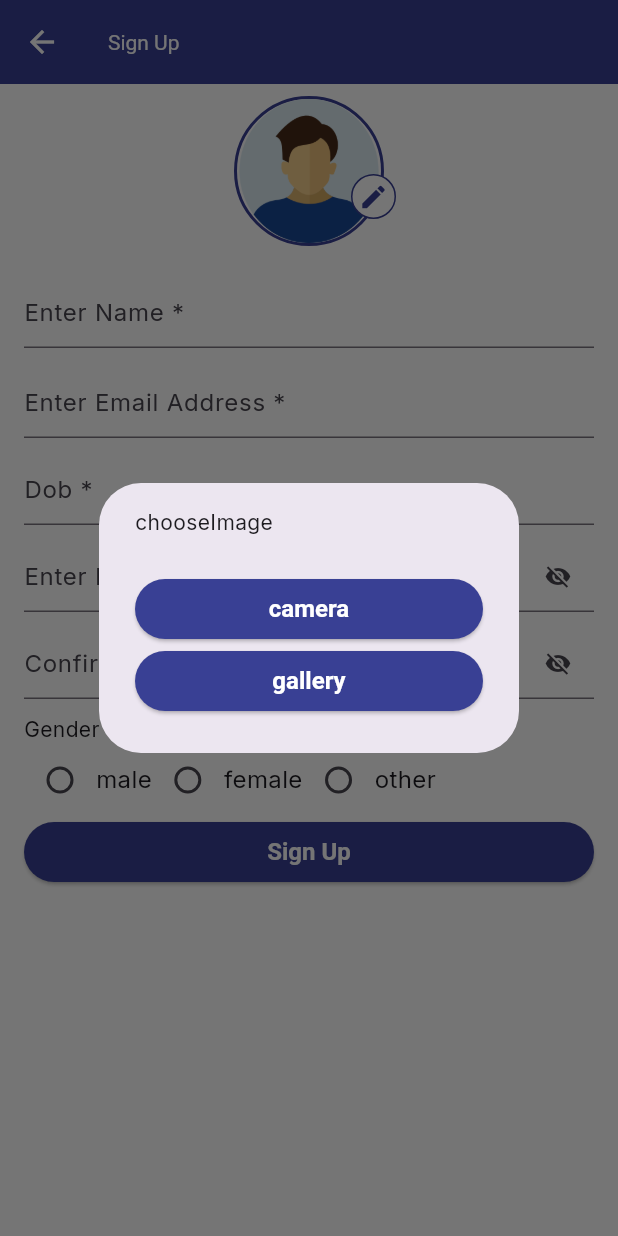
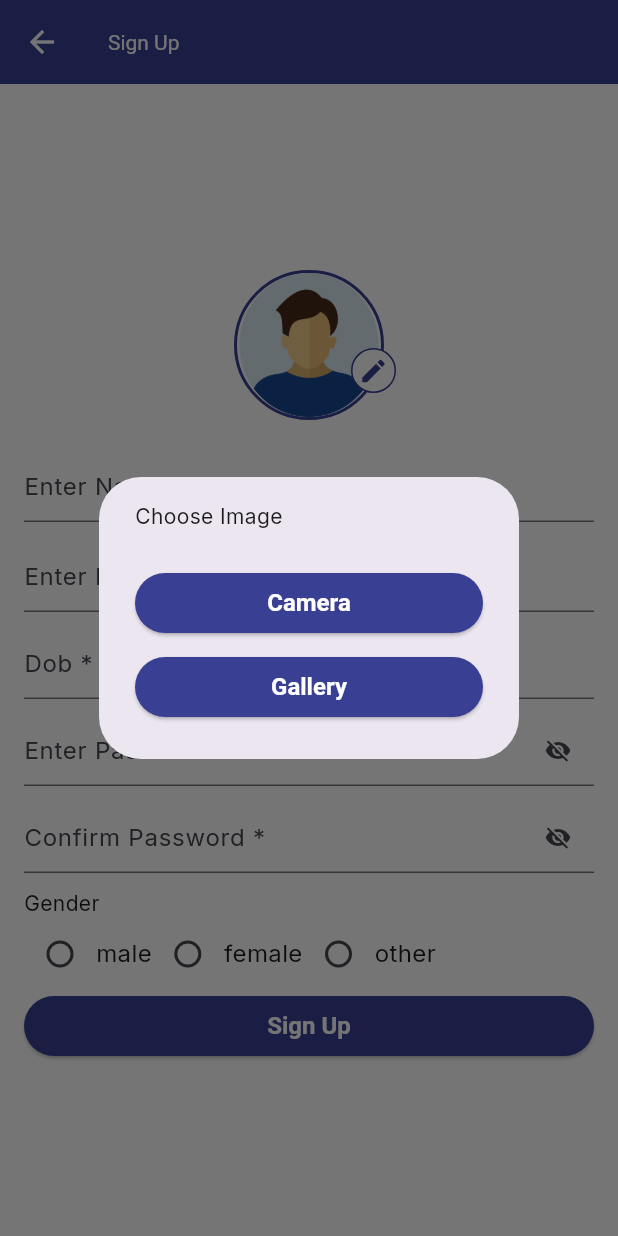
Before and after one commit to NikhilSngh/flutter_poc, a Flutter app: the SignupScreen screen opened by its route, after a tap on the "edit" icon, on a phone screen of 412 x 824 dp. Run offline on Flutter 3.47's test engine with Material 3 defaults, Android fonts, the phone set to English and light mode, and no system bars; our stand-ins replace auto_route, dio, equatable, file_picker, firebase_auth, firebase_core and 11 more; missing offline and left inert: encrypt; accounts and stored records are empty; generated files the repository leaves out were written again; network calls fail.

Commit message:
App compatible with web view

```diff
--- a/lib/constant/app_strings.dart
+++ b/lib/constant/app_strings.dart
@@ -35,4 +35,8 @@ class AppStrings {
   static const String detail = "Detail";
   static const String appTitle = "Movie Demo App";
   static const String proceedToMovieApp = "Proceed to Movie App";
+  static const String chooseImage = "Choose Image";
+  static const String camera = "Camera";
+  static const String gallery = "Gallery";
+
 }
--- a/lib/home/home_screen.dart
+++ b/lib/home/home_screen.dart
@@ -1,6 +1,7 @@
 import 'package:auto_route/auto_route.dart';
 import 'package:flutter/material.dart';
 import 'package:flutter_bloc/flutter_bloc.dart';
+import 'package:flutter_poc/constant/app_strings.dart';
 import 'package:flutter_poc/data/network/api_url.dart';
 import 'package:flutter_poc/helper/responsive_widget.dart';
 import 'package:flutter_poc/home/bloc/cubit/home_cubit.dart';
@@ -29,7 +30,7 @@ class HomeScreen extends StatelessWidget {
         ),
       ],
       child: Scaffold(
-        appBar: AppBar(title: const Text("Home")),
+        appBar: AppBar(title: const Text(AppStrings.home)),
         body: SafeArea(
           child: BlocBuilder<HomeCubit, HomeState>(builder: (context, state) {
             return state is HomeLoaded
--- a/lib/signup/image_picker.dart
+++ b/lib/signup/image_picker.dart
@@ -1,6 +1,8 @@
 import 'dart:typed_data';
 import 'package:flutter/foundation.dart';
 import 'package:flutter/material.dart';
+import 'package:flutter_poc/constant/app_padding_margin_constants.dart';
+import 'package:flutter_poc/constant/app_strings.dart';
 import 'package:flutter_poc/helper/app_text_button.dart';
 import 'package:file_picker/file_picker.dart' as file_picker;
 import 'package:image_picker/image_picker.dart';
@@ -18,31 +20,23 @@ class AppImagePicker {
 
   void _imagePicker() {
     showDialog<ImageSource>(
-            context: context,
-            builder: (context) =>
-                AlertDialog(content: Text("chooseImage"), actions: [
-                  AppElevatedButton(
-                    title: "camera",
-                    onPressed: () =>
-                        {Navigator.pop(context, ImageSource.camera)},
-                  ),
-                  AppElevatedButton(
-                    title: "gallery",
-                    onPressed: () => {
-                      if (kIsWeb) {_pickImageWeb()
-                      } else {_pickImage()}
-
-                    },
-                  )
-                ])) /*.then((ImageSource? source) async {
-      if (source == null) return;
-      final pickedFile = await ImagePicker().pickImage(source: source);
-      if (pickedFile == null) return;
-      if (pickerImage != null) {
-        pickerImage!(File(pickedFile.path));
-      }
-    })*/
-        ;
+        context: context,
+        builder: (context) =>
+            AlertDialog(content: const Text(AppStrings.chooseImage), actions: [
+              !kIsWeb?AppElevatedButton(
+                title: AppStrings.camera,
+                onPressed: () => {Navigator.pop(context, ImageSource.camera)},
+              ):const SizedBox.shrink(),
+              Container(
+                margin: const EdgeInsets.only(top: AppPaddingMarginConstant.extraSmall),
+                child: AppElevatedButton(
+                  title: AppStrings.gallery,
+                  onPressed: () => {
+                    if (kIsWeb) {_pickImageWeb()} else {_pickImage()}
+                  },
+                ),
+              )
+            ]));
   }
 
   Future<void> _pickImage() async {
--- a/lib/signup/signup_screen.dart
+++ b/lib/signup/signup_screen.dart
@@ -47,6 +47,7 @@ class SignupScreen extends StatelessWidget {
         child: Scaffold(
             appBar: AppBar(title: const Text(AppStrings.signUp)),
             body: SafeArea(
+                child: Center(
                   child: SingleChildScrollView(
                       child: Padding(
                           padding: const EdgeInsets.only(
@@ -189,7 +190,8 @@ class SignupScreen extends StatelessWidget {
                                             });
                                       })
                                     ])),
-                        ))))));
+                          ))),
+                ))));
   }
 
   void _validateForm(SignupCubit signupCubit, Uint8List? pickedImage) async {
```
Also changed, not shown: lib/favourite/favourite_screen.dart (+7 -2 lines). Lines whose indentation alone changed are shown as unchanged.
